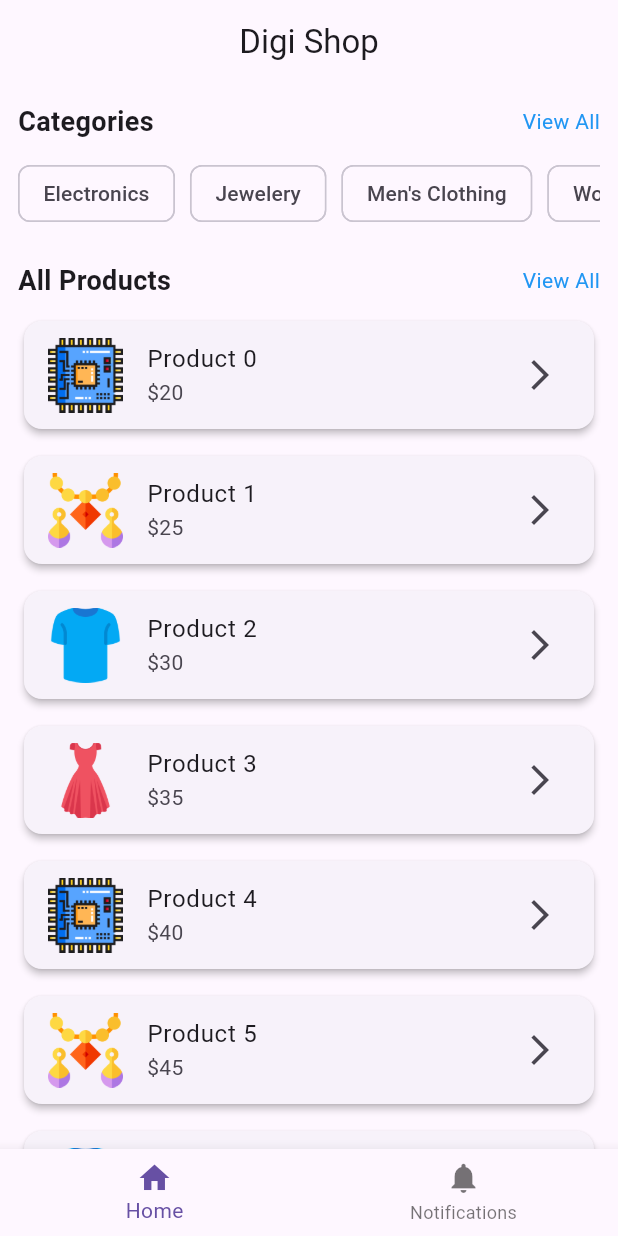
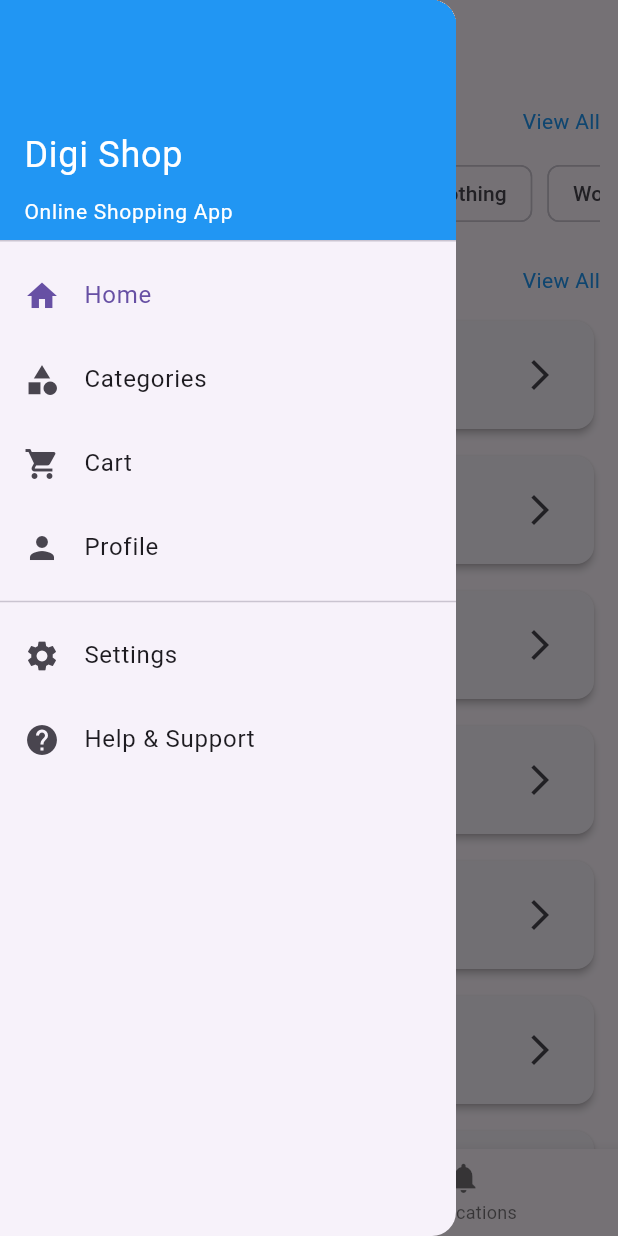
Before and after one commit to SahibAbbas123/digi_shop, a Flutter app: the screen it shows after launch, with the side drawer open (before the commit the screen has no drawer), on a phone screen of 412 x 824 dp. Run offline on Flutter 3.47's test engine with Material 3 defaults, Android fonts, the phone set to English and light mode, and no system bars; our stand-ins replace get.

Commit message:
Added sidebar

```diff
--- a/lib/app/modules/home/views/home_view.dart
+++ b/lib/app/modules/home/views/home_view.dart
@@ -12,6 +12,90 @@ class HomeView extends GetView<HomeController> {
   @override
   Widget build(BuildContext context) {
     return Obx(() => Scaffold(
+          drawer: Drawer(
+            child: ListView(
+              padding: EdgeInsets.zero,
+              children: [
+                DrawerHeader(
+                  decoration: BoxDecoration(
+                    color: Colors.blue,
+                  ),
+                  child: Column(
+                    crossAxisAlignment: CrossAxisAlignment.start,
+                    mainAxisAlignment: MainAxisAlignment.end,
+                    children: [
+                      Text(
+                        'Digi Shop',
+                        style: TextStyle(
+                          color: Colors.white,
+                          fontSize: 24,
+                        ),
+                      ),
+                      SizedBox(height: 10),
+                      Text(
+                        'Online Shopping App',
+                        style: TextStyle(
+                          color: Colors.white,
+                          fontSize: 14,
+                        ),
+                      ),
+                    ],
+                  ),
+                ),
+                ListTile(
+                  leading: Icon(Icons.home),
+                  title: Text('Home'),
+                  selected: controller.selectedIndex.value == 0,
+                  onTap: () {
+                    controller.changeTabIndex(0);
+                    Get.back();
+                  },
+                ),
+                ListTile(
+                  leading: Icon(Icons.category),
+                  title: Text('Categories'),
+                  selected: controller.selectedIndex.value == 1,
+                  onTap: () {
+                    controller.changeTabIndex(1);
+                    Get.back();
+                  },
+                ),
+                ListTile(
+                  leading: Icon(Icons.shopping_cart),
+                  title: Text('Cart'),
+                  selected: controller.selectedIndex.value == 2,
+                  onTap: () {
+                    controller.changeTabIndex(2);
+                    Get.back();
+                  },
+                ),
+                ListTile(
+                  leading: Icon(Icons.person),
+                  title: Text('Profile'),
+                  selected: controller.selectedIndex.value == 3,
+                  onTap: () {
+                    controller.changeTabIndex(3);
+                    Get.back();
+                  },
+                ),
+                Divider(),
+                ListTile(
+                  leading: Icon(Icons.settings),
+                  title: Text('Settings'),
+                  onTap: () {
+                    Get.back();
+                  },
+                ),
+                ListTile(
+                  leading: Icon(Icons.help),
+                  title: Text('Help & Support'),
+                  onTap: () {
+                    Get.back();
+                  },
+                ),
+              ],
+            ),
+          ),
           appBar: AppBar(
             title: const Text('Digi Shop'),
             centerTitle: true,
```
